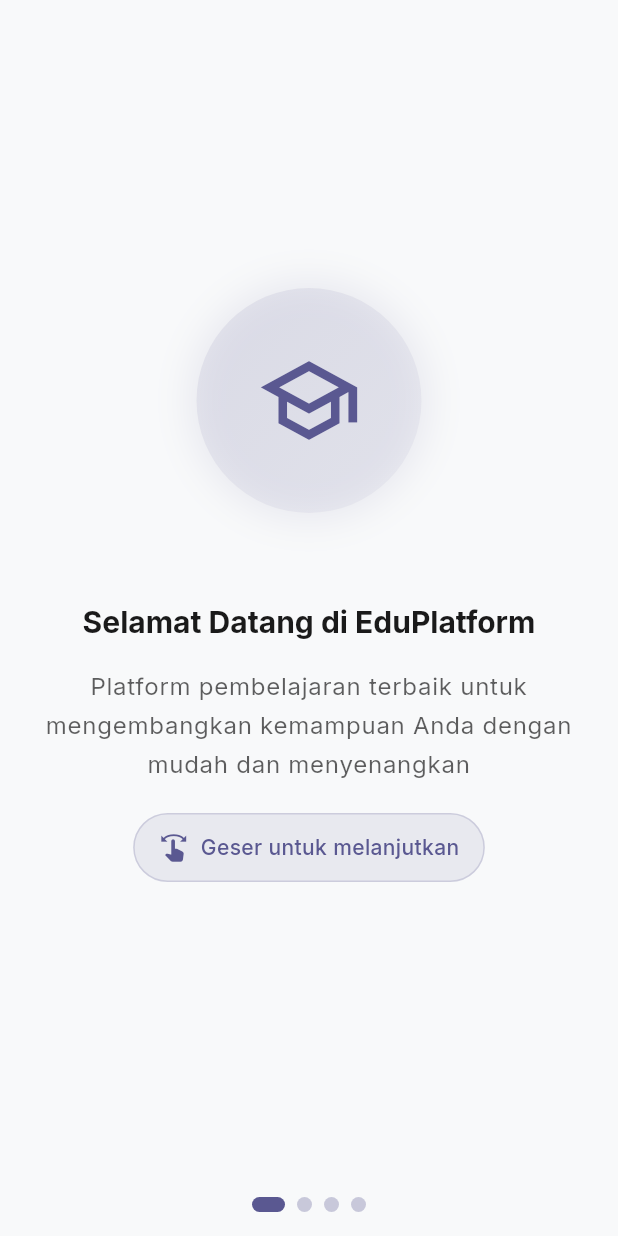
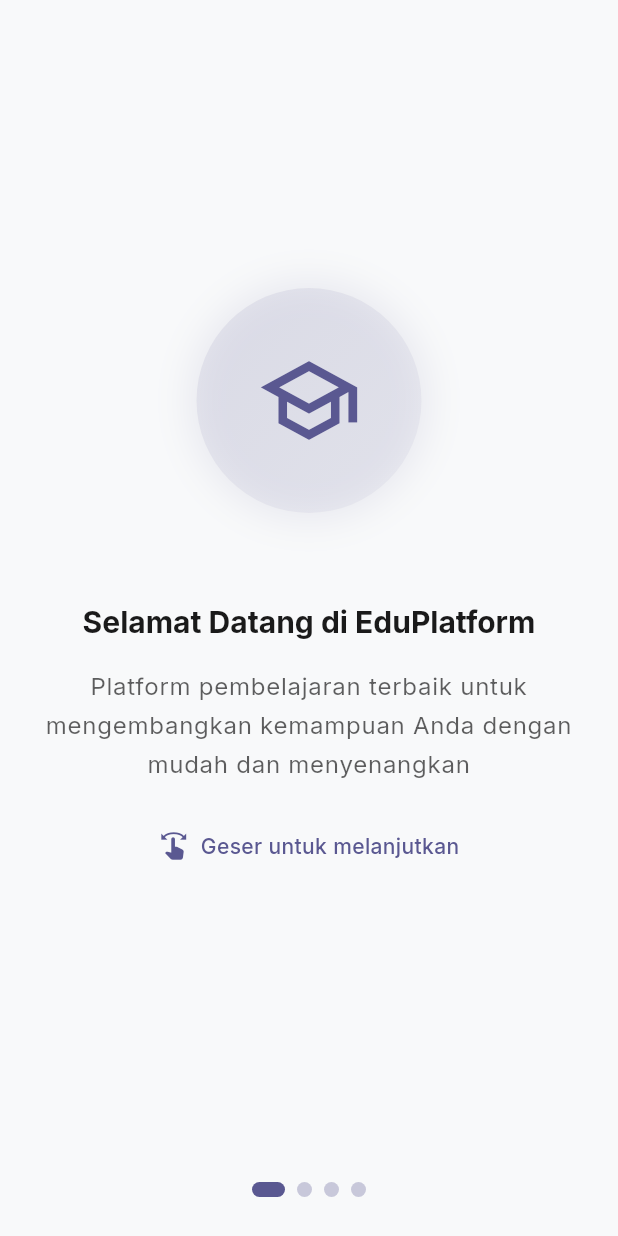
Before and after one commit to raaflii/Mobile-Education-Platform, a Flutter app: the screen it shows after launch, on a phone screen of 412 x 824 dp. Run offline on Flutter 3.47's test engine with Material 3 defaults, Android fonts, the phone set to English and light mode, and no system bars; drawn by our look-alikes of introduction_screen; our stand-ins replace cloud_firestore, dartz, firebase_auth, firebase_core, flutter_riverpod, freezed_annotation and 3 more; accounts and stored records are empty.

Commit message:
update dots and swipe hint

```diff
--- a/lib/features/welcome/presentation/welcome_screen.dart
+++ b/lib/features/welcome/presentation/welcome_screen.dart
@@ -14,7 +14,7 @@ class WelcomeScreen extends ConsumerWidget {
       // Konfigurasi global
       globalBackgroundColor: theme.colorScheme.surface,
       allowImplicitScrolling: true,
-      autoScrollDuration: null, // Disable auto scroll
+      autoScrollDuration: null,
       infiniteAutoScroll: false,
 
       pages: [
@@ -54,7 +54,6 @@ class WelcomeScreen extends ConsumerWidget {
       showNextButton: false,
       showDoneButton: false,
 
-      // Dots indicator styling
       dotsDecorator: DotsDecorator(
         size: const Size(10.0, 10.0),
         color: theme.colorScheme.primary.withOpacity(0.3),
@@ -63,7 +62,7 @@ class WelcomeScreen extends ConsumerWidget {
         activeShape: RoundedRectangleBorder(
           borderRadius: BorderRadius.circular(25.0),
         ),
-        spacing: const EdgeInsets.symmetric(horizontal: 4.0),
+        spacing: const EdgeInsets.symmetric(vertical: 10.0, horizontal: 4.0),
       ),
 
       curve: Curves.easeInOut,
@@ -144,14 +143,6 @@ class WelcomeScreen extends ConsumerWidget {
         children: [
           Container(
             padding: const EdgeInsets.symmetric(horizontal: 16, vertical: 12),
-            decoration: BoxDecoration(
-              color: theme.colorScheme.primary.withOpacity(0.1),
-              borderRadius: BorderRadius.circular(25),
-              border: Border.all(
-                color: theme.colorScheme.primary.withOpacity(0.2),
-                width: 1,
-              ),
-            ),
             child: Row(
               mainAxisSize: MainAxisSize.min,
               children: [
```
